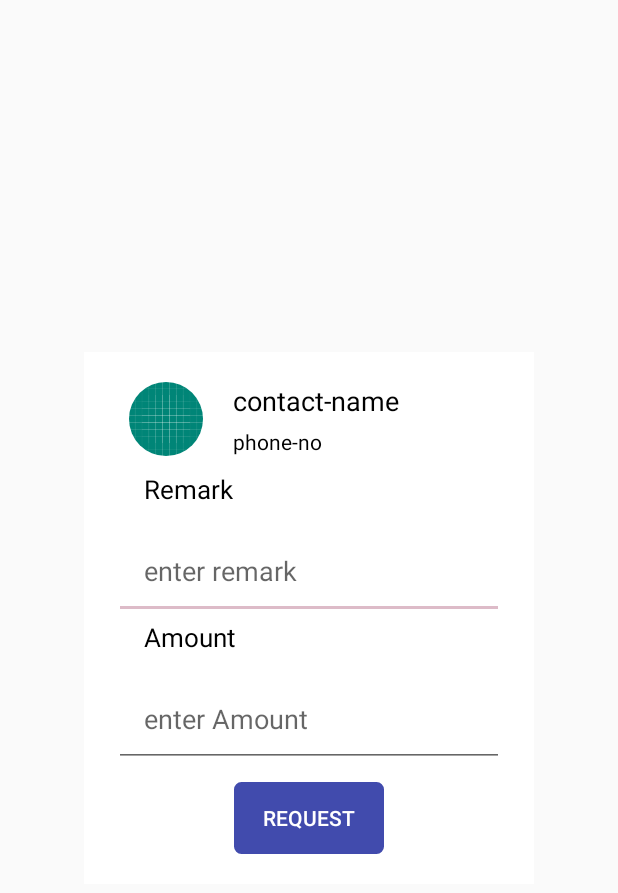
After one commit to AkhilRautela/ledger_system, an Android app: the layout dialog_req.xml on its own in the app's theme, with its tools: preview values and no code run, on a phone screen of 412 x 824 dp. The commit adds this screen. Shown: the top 893 px of the screen. Run offline under Robolectric (Android 15) with nearby library versions, the phone set to English and light mode, and no system bars.

Commit message:
request panel added with dialog box and also backnavigation for fragments is added

```diff
--- a/app/src/main/java/com/example/ledgersystem/home.java
+++ b/app/src/main/java/com/example/ledgersystem/home.java
@@ -59,7 +59,7 @@ public class home extends AppCompatActivity {
         this.getWindow().setFlags(WindowManager.LayoutParams.FLAG_FULLSCREEN,WindowManager.LayoutParams.FLAG_FULLSCREEN);
         super.onCreate(savedInstanceState);
         setContentView(R.layout.activity_home);
-        getSupportFragmentManager().beginTransaction().replace(R.id.main_hu_container,new home_fragment()).commit();
+        getSupportFragmentManager().beginTransaction().replace(R.id.main_hu_container,new home_fragment()).addToBackStack(null).commit();
         SharedPreferences sf=getSharedPreferences("Login data",MODE_PRIVATE);
         String s=sf.getString("user","unable to fetch");
 
--- a/app/src/main/java/com/example/ledgersystem/splitbill_fragment.java
+++ b/app/src/main/java/com/example/ledgersystem/splitbill_fragment.java
@@ -42,7 +42,7 @@ public class splitbill_fragment extends Fragment {
                 v.startAnimation(buttonClick);
                 Vibrator vv = (Vibrator) getActivity().getApplicationContext().getSystemService(Context.VIBRATOR_SERVICE);
                 vv.vibrate(100);
-                getActivity().getSupportFragmentManager().beginTransaction().replace(R.id.main_hu_container,new splitnext_fragment()).commit();
+               // getActivity().getSupportFragmentManager().beginTransaction().replace(R.id.main_hu_container,new splitnext_fragment()).commit();
             }
         });
         return  split;
--- /dev/null
+++ b/app/src/main/res/layout/dialog_req.xml
@@ -0,0 +1,107 @@
+<?xml version="1.0" encoding="utf-8"?>
+<RelativeLayout xmlns:android="http://schemas.android.com/apk/res/android"
+    android:layout_width="300dp" android:layout_height="wrap_content"
+    android:layout_gravity="center"
+    android:background="#fff"
+    android:padding="20dp">
+
+    <LinearLayout
+        android:id="@+id/linearLayout_dialog_one"
+        android:layout_width="300dp"
+        android:layout_height="wrap_content"
+        android:layout_centerHorizontal="true"
+        android:orientation="horizontal"
+        android:paddingLeft="10dp">
+
+        <de.hdodenhof.circleimageview.CircleImageView
+            android:id="@+id/dialog_img_d"
+            android:layout_width="49dp"
+            android:layout_height="match_parent"
+            android:src="@drawable/ic_launcher_background" />
+
+        <LinearLayout
+            android:layout_width="match_parent"
+            android:layout_height="wrap_content"
+            android:layout_gravity="center_horizontal"
+            android:orientation="vertical">
+
+            <TextView
+                android:id="@+id/dialog_name_d"
+                android:layout_width="match_parent"
+                android:layout_height="wrap_content"
+                android:paddingLeft="20dp"
+                android:text="contact-name"
+                android:textAlignment="textStart"
+                android:textSize="18dp"
+                android:textColor="#000"/>
+
+            <TextView
+                android:id="@+id/dialog_number_d"
+                android:layout_width="match_parent"
+                android:layout_height="wrap_content"
+                android:layout_marginTop="5dp"
+                android:paddingLeft="20dp"
+                android:text="phone-no"
+                android:textAlignment="textStart"
+                android:textSize="14dp"
+                android:textColor="#000"
+                />
+
+
+        </LinearLayout>
+
+
+    </LinearLayout>
+
+    <LinearLayout
+        android:layout_width="match_parent"
+        android:layout_height="wrap_content"
+        android:layout_marginTop="50dp"
+        android:orientation="vertical">
+
+        <TextView
+            android:layout_width="wrap_content"
+            android:layout_height="wrap_content"
+            android:layout_below="@+id/linearLayout_dialog_one"
+            android:layout_centerHorizontal="true"
+            android:layout_marginTop="9dp"
+            android:text="Remark"
+            android:textAlignment="textStart"
+            android:textSize="17dp"
+            android:layout_marginLeft="20dp"
+            android:layout_marginBottom="10dp"
+            android:textColor="#000"/>
+
+        <EditText
+            android:layout_width="match_parent"
+            android:layout_height="wrap_content"
+            android:hint="enter remark"
+            android:padding="20dp"/>
+        <TextView
+            android:layout_width="wrap_content"
+            android:layout_height="wrap_content"
+            android:text="Amount"
+            android:textSize="17dp"
+            android:layout_marginLeft="20dp"
+            android:textColor="#000"
+            android:layout_marginBottom="10dp"/>
+        <EditText
+            android:layout_width="match_parent"
+            android:layout_height="wrap_content"
+            android:hint="enter Amount"
+            android:padding="20dp"/>
+        <Button
+            android:layout_width="100dp"
+            android:layout_height="wrap_content"
+            android:layout_gravity="center"
+            android:text="Request"
+            android:textColor="#fff"
+            android:background="@drawable/border_thin"
+            android:backgroundTint="#414BAD"
+            android:layout_marginTop="10dp"/>
+    </LinearLayout>
+
+
+
+
+</RelativeLayout>
--- a/app/src/main/res/layout/frag_home.xml
+++ b/app/src/main/res/layout/frag_home.xml
@@ -139,10 +139,10 @@
         android:layout_width="match_parent"
         android:layout_height="wrap_content"
         android:layout_marginTop="60dp"
-        android:background="@null"
+        android:background="@android:color/transparent"
         android:orientation="horizontal"
         tools:itemCount="1"
-        android:scrollbars="horizontal"
+        android:scrollbars="none"
         app:layout_constraintEnd_toEndOf="parent"
         app:layout_constraintHorizontal_bias="0.0"
         app:layout_constraintStart_toStartOf="parent"
```
Also changed, not shown: app/src/main/java/com/example/ledgersystem/Contact_Fragment.java (added, +62 -0 lines), app/src/main/java/com/example/ledgersystem/contact_Adapter.java (added, +90 -0 lines), app/src/main/java/com/example/ledgersystem/home_fragment.java (+4 -5 lines), app/src/main/res/layout/contact_child.xml (added, +50 -0 lines), app/src/main/res/layout/fragment_contact_.xml (added, +56 -0 lines), app/src/main/res/layout/general_profile_ui.xml (+4 -3 lines).
